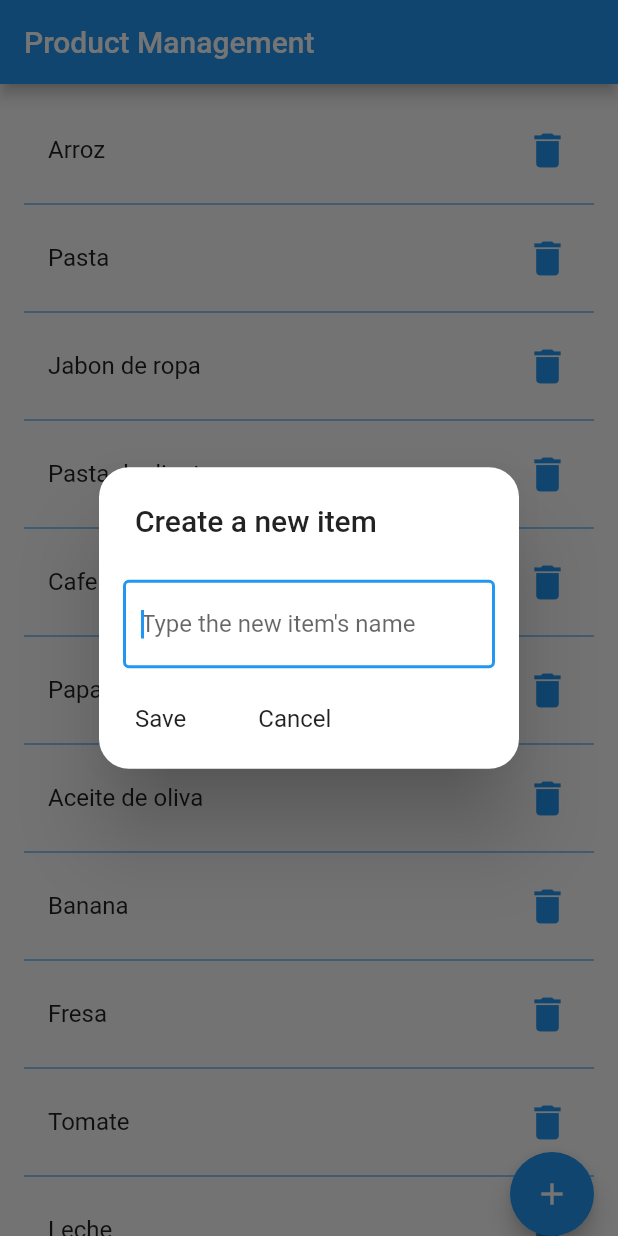
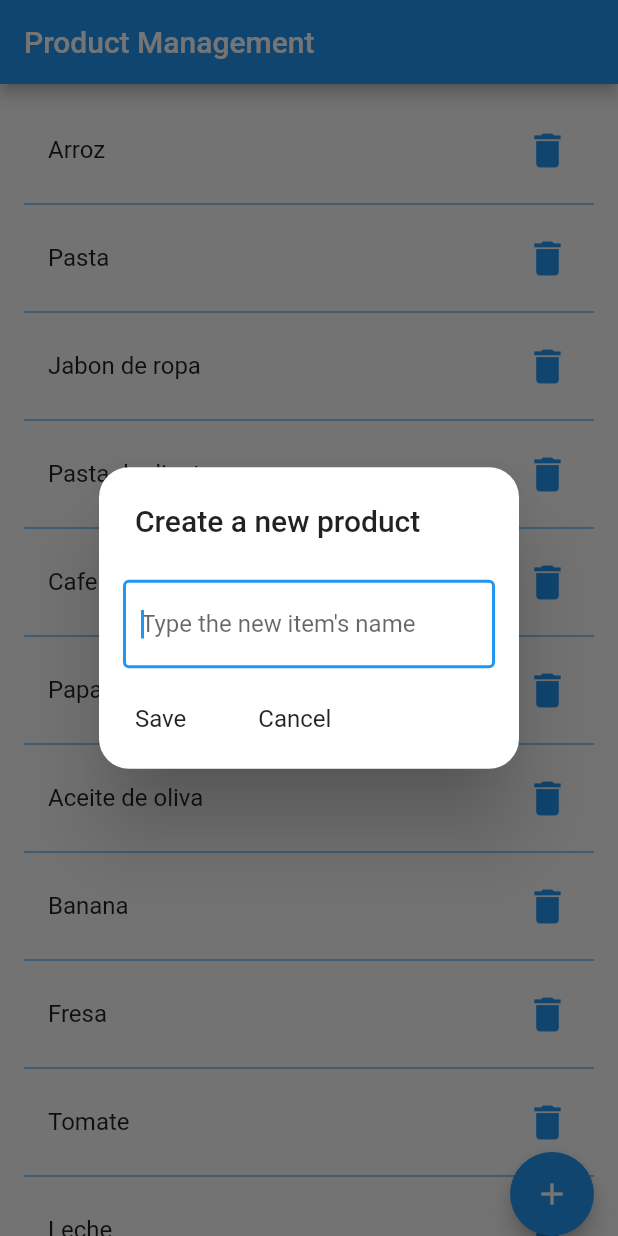
Before and after one commit to javiersantossanchez/shooping_list, a Flutter app: the ProductCatalogManagementScreen screen opened directly, after a tap on the "add" icon, on a phone screen of 412 x 824 dp. Run offline on Flutter 3.47's test engine with Material 2 defaults, Android fonts, the phone set to English and light mode, and no system bars; network calls fail.

Commit message:
Add new screenshots for readme file

```diff
--- a/lib/ui/ProductCatalogManagementScreen.dart
+++ b/lib/ui/ProductCatalogManagementScreen.dart
@@ -139,7 +139,7 @@ class ProductCatalogManagementScreenState
       context: context,
       builder: (BuildContext context) {
           return SimpleDialog(
-          title: const Text('Create a new item'),
+          title: const Text('Create a new product'),
           shape: RoundedRectangleBorder(
               borderRadius: BorderRadius.all(Radius.circular(20.0))
           ),
```
Also changed, not shown: 3 other files.
